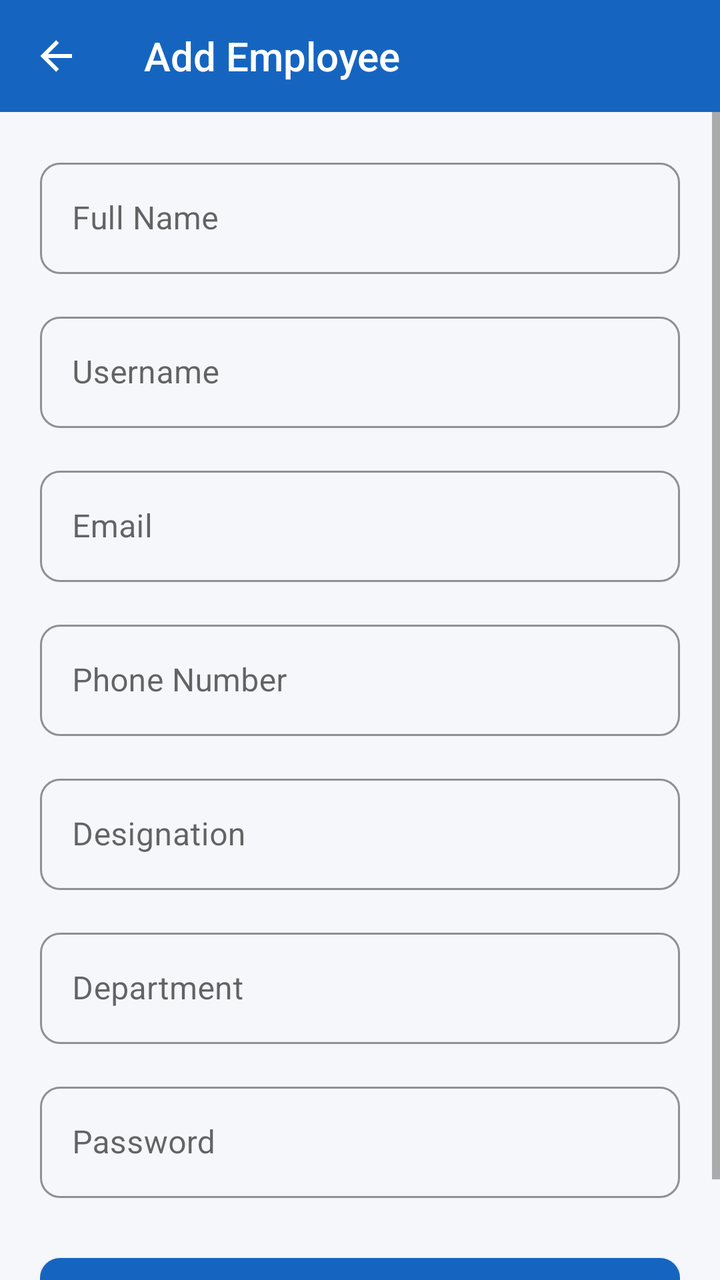
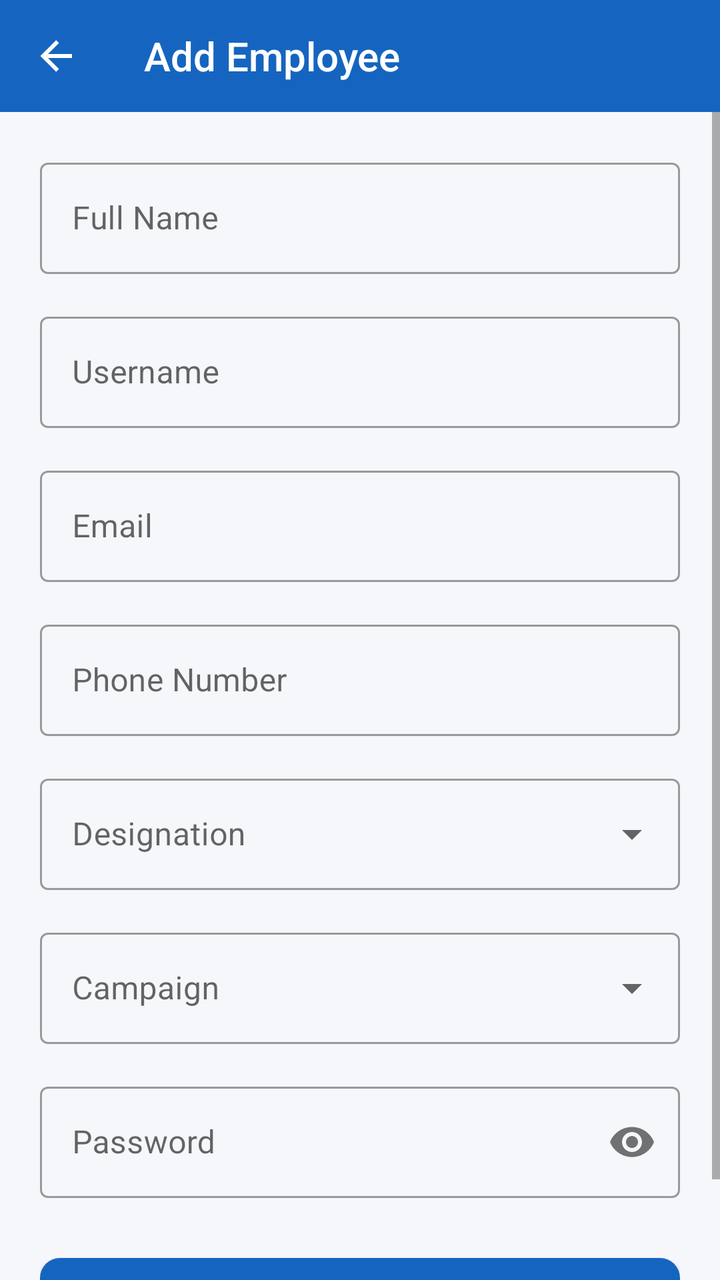

Compare the two renders of this Android layout. The source of the first and the diff that turns it into the second are given below.
<!-- AndroidManifest.xml: application theme Theme.WorkVerse -->
<!-- res/layout/activity_add_employee.xml -->
<?xml version="1.0" encoding="utf-8"?>
<LinearLayout xmlns:android="http://schemas.android.com/apk/res/android"
    xmlns:app="http://schemas.android.com/apk/res-auto"
    android:layout_width="match_parent" android:layout_height="match_parent"
    android:orientation="vertical" android:background="@color/background">
    <androidx.appcompat.widget.Toolbar android:id="@+id/toolbar"
        android:layout_width="match_parent" android:layout_height="?attr/actionBarSize"
        style="@style/WorkVerse.Toolbar" app:title="Add Employee" app:navigationIcon="@drawable/ic_back"/>
    <ScrollView android:layout_width="match_parent" android:layout_height="0dp" android:layout_weight="1">
        <LinearLayout android:layout_width="match_parent" android:layout_height="wrap_content"
            android:orientation="vertical" android:padding="20dp">
            
        <com.google.android.material.textfield.TextInputLayout
            android:layout_width="match_parent" android:layout_height="wrap_content"
            style="@style/WorkVerse.TextInput" android:hint="Full Name" android:layout_marginBottom="16dp">
            <com.google.android.material.textfield.TextInputEditText
                android:layout_width="match_parent" android:layout_height="wrap_content"/>
        </com.google.android.material.textfield.TextInputLayout>
        <com.google.android.material.textfield.TextInputLayout
            android:layout_width="match_parent" android:layout_height="wrap_content"
            style="@style/WorkVerse.TextInput" android:hint="Username" android:layout_marginBottom="16dp">
            <com.google.android.material.textfield.TextInputEditText
                android:layout_width="match_parent" android:layout_height="wrap_content"/>
        </com.google.android.material.textfield.TextInputLayout>
        <com.google.android.material.textfield.TextInputLayout
            android:layout_width="match_parent" android:layout_height="wrap_content"
            style="@style/WorkVerse.TextInput" android:hint="Email" android:layout_marginBottom="16dp">
            <com.google.android.material.textfield.TextInputEditText
                android:layout_width="match_parent" android:layout_height="wrap_content"/>
        </com.google.android.material.textfield.TextInputLayout>
        <com.google.android.material.textfield.TextInputLayout
            android:layout_width="match_parent" android:layout_height="wrap_content"
            style="@style/WorkVerse.TextInput" android:hint="Phone Number" android:layout_marginBottom="16dp">
            <com.google.android.material.textfield.TextInputEditText
                android:layout_width="match_parent" android:layout_height="wrap_content"/>
        </com.google.android.material.textfield.TextInputLayout>
        <com.google.android.material.textfield.TextInputLayout
            android:layout_width="match_parent" android:layout_height="wrap_content"
            style="@style/WorkVerse.TextInput" android:hint="Designation" android:layout_marginBottom="16dp">
            <com.google.android.material.textfield.TextInputEditText
                android:layout_width="match_parent" android:layout_height="wrap_content"/>
        </com.google.android.material.textfield.TextInputLayout>
        <com.google.android.material.textfield.TextInputLayout
            android:layout_width="match_parent" android:layout_height="wrap_content"
            style="@style/WorkVerse.TextInput" android:hint="Department" android:layout_marginBottom="16dp">
            <com.google.android.material.textfield.TextInputEditText
                android:layout_width="match_parent" android:layout_height="wrap_content"/>
        </com.google.android.material.textfield.TextInputLayout>
        <com.google.android.material.textfield.TextInputLayout
            android:layout_width="match_parent" android:layout_height="wrap_content"
            style="@style/WorkVerse.TextInput" android:hint="Password" android:layout_marginBottom="16dp">
            <com.google.android.material.textfield.TextInputEditText
                android:layout_width="match_parent" android:layout_height="wrap_content"/>
        </com.google.android.material.textfield.TextInputLayout>
            <Button android:id="@+id/btnSubmit" android:layout_width="match_parent"
                android:layout_height="52dp" android:text="Save" style="@style/WorkVerse.Button.Primary" android:layout_marginTop="8dp"/>
            <ProgressBar android:id="@+id/progressBar" android:layout_width="wrap_content"
                android:layout_height="wrap_content" android:layout_gravity="center"
                android:layout_marginTop="12dp" android:visibility="gone"/>
        </LinearLayout>
    </ScrollView>
</LinearLayout>
<!-- resources referenced by this layout -->
<resources>
  <color name="background">#F5F7FA</color>
  <!-- drawable ic_back (drawable) -->
  <?xml version="1.0" encoding="utf-8"?>
  <vector xmlns:android="http://schemas.android.com/apk/res/android" android:width="24dp" android:height="24dp" android:viewportWidth="24" android:viewportHeight="24">
      <path android:fillColor="#FFFFFF" android:pathData="M20,11V13H8L13.5,18.5L12.08,19.92L4.16,12L12.08,4.08L13.5,5.5L8,11H20Z"/>
  </vector>
  <style name="WorkVerse.Button.Primary" parent="Widget.MaterialComponents.Button">
          <item name="backgroundTint">@color/primary</item>
          <item name="android:textColor">@color/white</item>
          <item name="cornerRadius">10dp</item>
      </style>
  <style name="WorkVerse.TextInput" parent="Widget.MaterialComponents.TextInputLayout.OutlinedBox">
          <item name="boxCornerRadiusTopStart">10dp</item>
          <item name="boxCornerRadiusTopEnd">10dp</item>
          <item name="boxCornerRadiusBottomStart">10dp</item>
          <item name="boxCornerRadiusBottomEnd">10dp</item>
          <item name="boxStrokeColor">@color/primary</item>
          <item name="hintTextColor">@color/primary</item>
      </style>
  <style name="WorkVerse.Toolbar" parent="Widget.AppCompat.Toolbar">
          <item name="android:background">@color/primary</item>
          <item name="android:theme">@style/ThemeOverlay.AppCompat.Dark.ActionBar</item>
      </style>
  <style name="Theme.WorkVerse" parent="Theme.MaterialComponents.Light.NoActionBar">
          <item name="colorPrimary">@color/primary</item>
          <item name="colorPrimaryVariant">@color/primary_dark</item>
          <item name="colorOnPrimary">@color/white</item>
          <item name="colorSecondary">@color/accent</item>
          <item name="android:colorBackground">@color/background</item>
          <item name="android:statusBarColor">@color/primary_dark</item>
      </style>
  <color name="primary">#1565C0</color>
  <color name="white">#FFFFFF</color>
  <color name="primary_dark">#0D47A1</color>
  <color name="accent">#FF8F00</color>
</resources>

<!-- the commit's change to res/layout/activity_add_employee.xml (unified diff, before → after) -->
@@ -3,60 +3,117 @@
     xmlns:app="http://schemas.android.com/apk/res-auto"
     android:layout_width="match_parent" android:layout_height="match_parent"
     android:orientation="vertical" android:background="@color/background">
+
     <androidx.appcompat.widget.Toolbar android:id="@+id/toolbar"
         android:layout_width="match_parent" android:layout_height="?attr/actionBarSize"
         style="@style/WorkVerse.Toolbar" app:title="Add Employee" app:navigationIcon="@drawable/ic_back"/>
+
     <ScrollView android:layout_width="match_parent" android:layout_height="0dp" android:layout_weight="1">
         <LinearLayout android:layout_width="match_parent" android:layout_height="wrap_content"
             android:orientation="vertical" android:padding="20dp">
+
             
-        <com.google.android.material.textfield.TextInputLayout
-            android:layout_width="match_parent" android:layout_height="wrap_content"
-            style="@style/WorkVerse.TextInput" android:hint="Full Name" android:layout_marginBottom="16dp">
-            <com.google.android.material.textfield.TextInputEditText
-                android:layout_width="match_parent" android:layout_height="wrap_content"/>
-        </com.google.android.material.textfield.TextInputLayout>
-        <com.google.android.material.textfield.TextInputLayout
-            android:layout_width="match_parent" android:layout_height="wrap_content"
-            style="@style/WorkVerse.TextInput" android:hint="Username" android:layout_marginBottom="16dp">
-            <com.google.android.material.textfield.TextInputEditText
-                android:layout_width="match_parent" android:layout_height="wrap_content"/>
-        </com.google.android.material.textfield.TextInputLayout>
-        <com.google.android.material.textfield.TextInputLayout
-            android:layout_width="match_parent" android:layout_height="wrap_content"
-            style="@style/WorkVerse.TextInput" android:hint="Email" android:layout_marginBottom="16dp">
-            <com.google.android.material.textfield.TextInputEditText
-                android:layout_width="match_parent" android:layout_height="wrap_content"/>
-        </com.google.android.material.textfield.TextInputLayout>
-        <com.google.android.material.textfield.TextInputLayout
-            android:layout_width="match_parent" android:layout_height="wrap_content"
-            style="@style/WorkVerse.TextInput" android:hint="Phone Number" android:layout_marginBottom="16dp">
-            <com.google.android.material.textfield.TextInputEditText
-                android:layout_width="match_parent" android:layout_height="wrap_content"/>
-        </com.google.android.material.textfield.TextInputLayout>
-        <com.google.android.material.textfield.TextInputLayout
-            android:layout_width="match_parent" android:layout_height="wrap_content"
-            style="@style/WorkVerse.TextInput" android:hint="Designation" android:layout_marginBottom="16dp">
-            <com.google.android.material.textfield.TextInputEditText
-                android:layout_width="match_parent" android:layout_height="wrap_content"/>
-        </com.google.android.material.textfield.TextInputLayout>
-        <com.google.android.material.textfield.TextInputLayout
-            android:layout_width="match_parent" android:layout_height="wrap_content"
-            style="@style/WorkVerse.TextInput" android:hint="Department" android:layout_marginBottom="16dp">
-            <com.google.android.material.textfield.TextInputEditText
-                android:layout_width="match_parent" android:layout_height="wrap_content"/>
-        </com.google.android.material.textfield.TextInputLayout>
-        <com.google.android.material.textfield.TextInputLayout
-            android:layout_width="match_parent" android:layout_height="wrap_content"
-            style="@style/WorkVerse.TextInput" android:hint="Password" android:layout_marginBottom="16dp">
-            <com.google.android.material.textfield.TextInputEditText
-                android:layout_width="match_parent" android:layout_height="wrap_content"/>
-        </com.google.android.material.textfield.TextInputLayout>
-            <Button android:id="@+id/btnSubmit" android:layout_width="match_parent"
-                android:layout_height="52dp" android:text="Save" style="@style/WorkVerse.Button.Primary" android:layout_marginTop="8dp"/>
-            <ProgressBar android:id="@+id/progressBar" android:layout_width="wrap_content"
-                android:layout_height="wrap_content" android:layout_gravity="center"
-                android:layout_marginTop="12dp" android:visibility="gone"/>
+            <com.google.android.material.textfield.TextInputLayout
+                android:id="@+id/tilFullName"
+                style="@style/Widget.MaterialComponents.TextInputLayout.OutlinedBox"
+                android:layout_width="match_parent" android:layout_height="wrap_content"
+                android:layout_marginBottom="16dp">
+                <com.google.android.material.textfield.TextInputEditText
+                    android:id="@+id/etFullName"
+                    android:layout_width="match_parent" android:layout_height="wrap_content"
+                    android:hint="Full Name"
+                    android:inputType="textPersonName"/>
+            </com.google.android.material.textfield.TextInputLayout>
+
+            
+            <com.google.android.material.textfield.TextInputLayout
+                android:id="@+id/tilUsername"
+                style="@style/Widget.MaterialComponents.TextInputLayout.OutlinedBox"
+                android:layout_width="match_parent" android:layout_height="wrap_content"
+                android:layout_marginBottom="16dp">
+                <com.google.android.material.textfield.TextInputEditText
+                    android:id="@+id/etUsername"
+                    android:layout_width="match_parent" android:layout_height="wrap_content"
+                    android:hint="Username"
+                    android:inputType="text"/>
+            </com.google.android.material.textfield.TextInputLayout>
+
+            
+            <com.google.android.material.textfield.TextInputLayout
+                android:id="@+id/tilEmail"
+                style="@style/Widget.MaterialComponents.TextInputLayout.OutlinedBox"
+                android:layout_width="match_parent" android:layout_height="wrap_content"
+                android:layout_marginBottom="16dp">
+                <com.google.android.material.textfield.TextInputEditText
+                    android:id="@+id/etEmail"
+                    android:layout_width="match_parent" android:layout_height="wrap_content"
+                    android:hint="Email"
+                    android:inputType="textEmailAddress"/>
+            </com.google.android.material.textfield.TextInputLayout>
+
+            
+            <com.google.android.material.textfield.TextInputLayout
+                android:id="@+id/tilPhone"
+                style="@style/Widget.MaterialComponents.TextInputLayout.OutlinedBox"
+                android:layout_width="match_parent" android:layout_height="wrap_content"
+                android:layout_marginBottom="16dp">
+                <com.google.android.material.textfield.TextInputEditText
+                    android:id="@+id/etPhone"
+                    android:layout_width="match_parent" android:layout_height="wrap_content"
+                    android:hint="Phone Number"
+                    android:inputType="phone"/>
+            </com.google.android.material.textfield.TextInputLayout>
+
+            
+            <com.google.android.material.textfield.TextInputLayout
+                android:id="@+id/tilDesignation"
+                style="@style/Widget.MaterialComponents.TextInputLayout.OutlinedBox.ExposedDropdownMenu"
+                android:layout_width="match_parent" android:layout_height="wrap_content"
+                android:layout_marginBottom="16dp">
+                <AutoCompleteTextView
+                    android:id="@+id/actDesignation"
+                    android:layout_width="match_parent" android:layout_height="wrap_content"
+                    android:hint="Designation"
+                    android:inputType="none"/>
+            </com.google.android.material.textfield.TextInputLayout>
+
+            
+            <com.google.android.material.textfield.TextInputLayout
+                android:id="@+id/tilCampaign"
+                style="@style/Widget.MaterialComponents.TextInputLayout.OutlinedBox.ExposedDropdownMenu"
+                android:layout_width="match_parent" android:layout_height="wrap_content"
+                android:layout_marginBottom="16dp">
+                <AutoCompleteTextView
+                    android:id="@+id/actCampaign"
+                    android:layout_width="match_parent" android:layout_height="wrap_content"
+                    android:hint="Campaign"
+                    android:inputType="none"/>
+            </com.google.android.material.textfield.TextInputLayout>
+
+            
+            <com.google.android.material.textfield.TextInputLayout
+                android:id="@+id/tilPassword"
+                style="@style/Widget.MaterialComponents.TextInputLayout.OutlinedBox"
+                android:layout_width="match_parent" android:layout_height="wrap_content"
+                android:layout_marginBottom="16dp"
+                app:passwordToggleEnabled="true">
+                <com.google.android.material.textfield.TextInputEditText
+                    android:id="@+id/etPassword"
+                    android:layout_width="match_parent" android:layout_height="wrap_content"
+                    android:hint="Password"
+                    android:inputType="textPassword"/>
+            </com.google.android.material.textfield.TextInputLayout>
+
+            <Button android:id="@+id/btnSubmit"
+                android:layout_width="match_parent" android:layout_height="52dp"
+                android:text="Save" style="@style/WorkVerse.Button.Primary"
+                android:layout_marginTop="8dp"/>
+
+            <ProgressBar android:id="@+id/progressBar"
+                android:layout_width="wrap_content" android:layout_height="wrap_content"
+                android:layout_gravity="center" android:layout_marginTop="12dp"
+                android:visibility="gone"/>
+
         </LinearLayout>
     </ScrollView>
 </LinearLayout>
<!-- resource entries referenced after the edit -->
@@ -10,14 +10,6 @@
           <item name="backgroundTint">@color/primary</item>
           <item name="android:textColor">@color/white</item>
           <item name="cornerRadius">10dp</item>
-      </style>
-  <style name="WorkVerse.TextInput" parent="Widget.MaterialComponents.TextInputLayout.OutlinedBox">
-          <item name="boxCornerRadiusTopStart">10dp</item>
-          <item name="boxCornerRadiusTopEnd">10dp</item>
-          <item name="boxCornerRadiusBottomStart">10dp</item>
-          <item name="boxCornerRadiusBottomEnd">10dp</item>
-          <item name="boxStrokeColor">@color/primary</item>
-          <item name="hintTextColor">@color/primary</item>
       </style>
   <style name="WorkVerse.Toolbar" parent="Widget.AppCompat.Toolbar">
           <item name="android:background">@color/primary</item>
